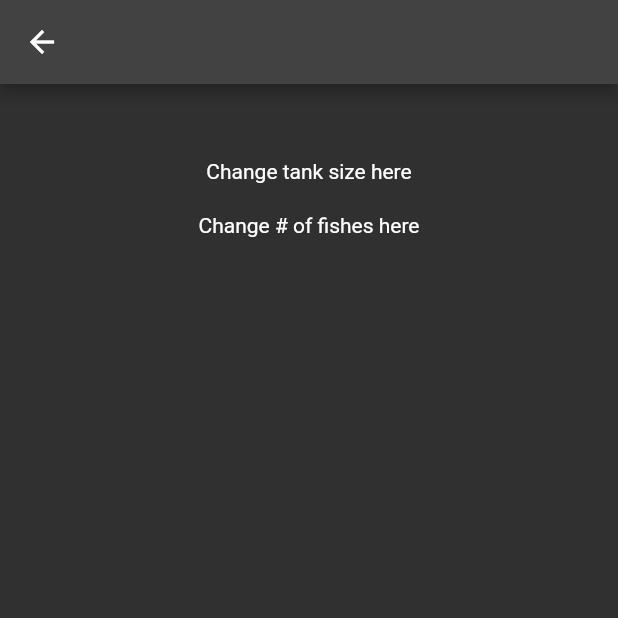
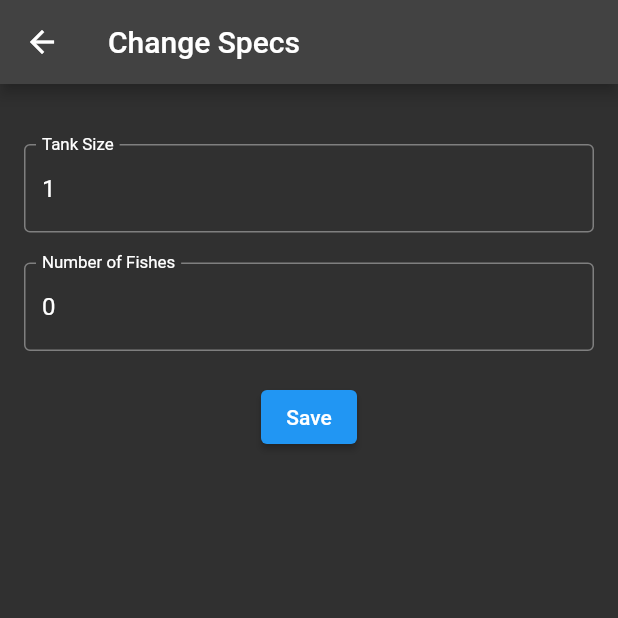
Before and after one commit to minht4/tuneafish, a Flutter app: the SpecsScreen screen opened directly, on a phone screen of 412 x 824 dp, the top half of it. Run offline on Flutter 3.47's test engine with Material 2 defaults, Android fonts, the phone set to English and light mode, and no system bars; our stand-ins replace cloud_firestore, firebase_core, get; accounts and stored records are empty.

Commit message:
change specs

```diff
--- /dev/null
+++ b/lib/globals.dart
@@ -0,0 +1,2 @@
+int size = 1;
+int fishes = 0;
--- a/lib/views/change_specs.dart
+++ b/lib/views/change_specs.dart
@@ -1,4 +1,5 @@
 import 'package:flutter/material.dart';
+import 'package:getxtest/globals.dart' as globals;
 
 class SpecsScreen extends StatefulWidget {
   const SpecsScreen({Key? key}) : super(key: key);
@@ -8,18 +9,52 @@ class SpecsScreen extends StatefulWidget {
 }
 
 class _SpecsScreenState extends State<SpecsScreen> {
+  final TextEditingController _sizeController = TextEditingController(text: "${globals.size}");
+  final TextEditingController _fishController = TextEditingController(text: "${globals.fishes}");
   @override
   Widget build(BuildContext context) {
     return Scaffold(
-      appBar: AppBar(title: const Text(''),),
+      appBar: AppBar(title: const Text('Change Specs'),),
       body: Center(
-        child: Column(
-          children:  const <Widget>[
-            SizedBox(height: 50),
-            Text('Change tank size here'),
-            SizedBox(height: 20),
-            Text('Change # of fishes here'),
-          ],
+        child: Padding(
+          padding: const EdgeInsets.fromLTRB(16,40,16,40),
+          child: Column(
+            children:  <Widget>[
+              TextField(
+                controller: _sizeController,
+                decoration: const InputDecoration(
+                  labelText: "Tank Size",
+                  labelStyle: TextStyle(
+                    fontSize: 15,
+                    color: Colors.white,
+                  ),
+                  border: OutlineInputBorder()
+                ),
+                keyboardType: TextInputType.number,
+              ),
+              const SizedBox(height: 20),
+              TextField(
+                controller: _fishController,
+                decoration: const InputDecoration(
+                    labelText: "Number of Fishes",
+                    labelStyle: TextStyle(
+                      fontSize: 15,
+                      color: Colors.white,
+                    ),
+                    border: OutlineInputBorder()
+                ),
+                keyboardType: TextInputType.number,
+              ),
+              const SizedBox(height: 20),
+              ElevatedButton(onPressed: (){
+                //_sizeController.text = globals.size.toString();
+                print("size: ${_sizeController.text}");
+                globals.size = int.parse(_sizeController.text);
+                globals.fishes = int.parse(_fishController.text);
+              }, child: const Text("Save"),),
+              const SizedBox(height: 20),
+            ],
+          ),
         ),
       ),
     );
--- a/lib/views/specs.dart
+++ /dev/null
@@ -1,27 +0,0 @@
-import 'package:flutter/material.dart';
-
-class SpecsScreen extends StatefulWidget {
-  const SpecsScreen({Key? key}) : super(key: key);
-
-  @override
-  _SpecsScreenState createState() => _SpecsScreenState();
-}
-
-class _SpecsScreenState extends State<SpecsScreen> {
-  @override
-  Widget build(BuildContext context) {
-    return Scaffold(
-      appBar: AppBar(title: const Text('Change Specifications')),
-      body: Center(
-        child: Column(
-          children:  const <Widget>[
-            SizedBox(height: 50),
-            Text('Change tank size here'),
-            SizedBox(height: 20),
-            Text('Change # of fishes here'),
-          ],
-        ),
-      ),
-    );
-  }
-}
```
Also changed, not shown: lib/views/home.dart (+57 -0 lines).
